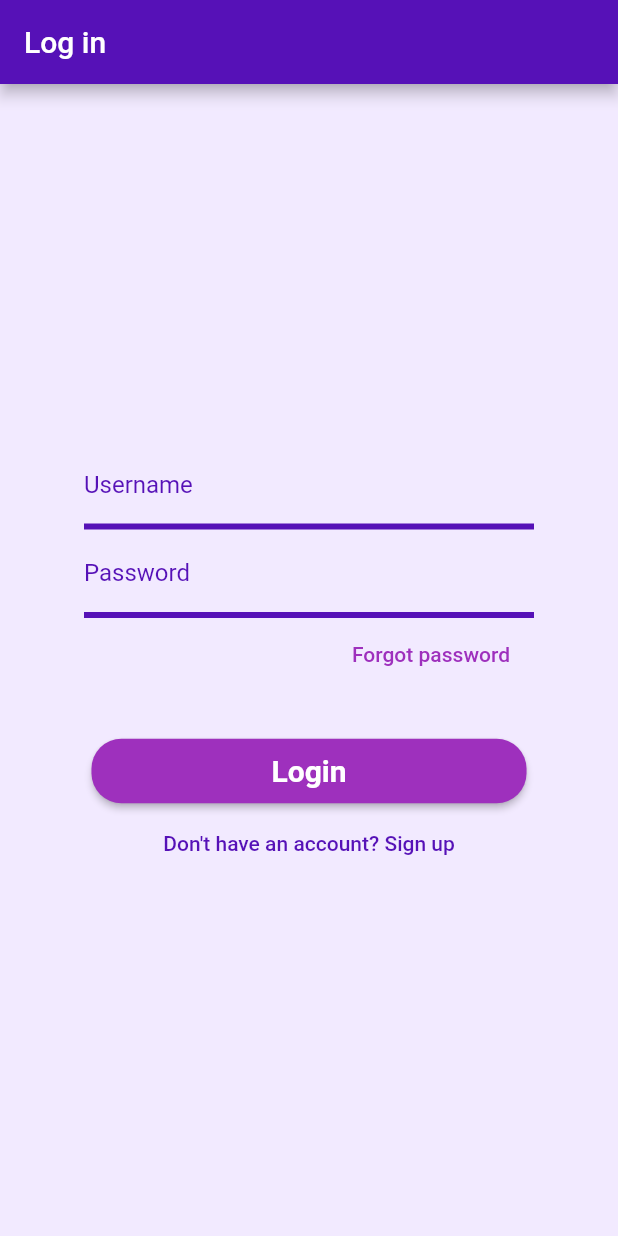
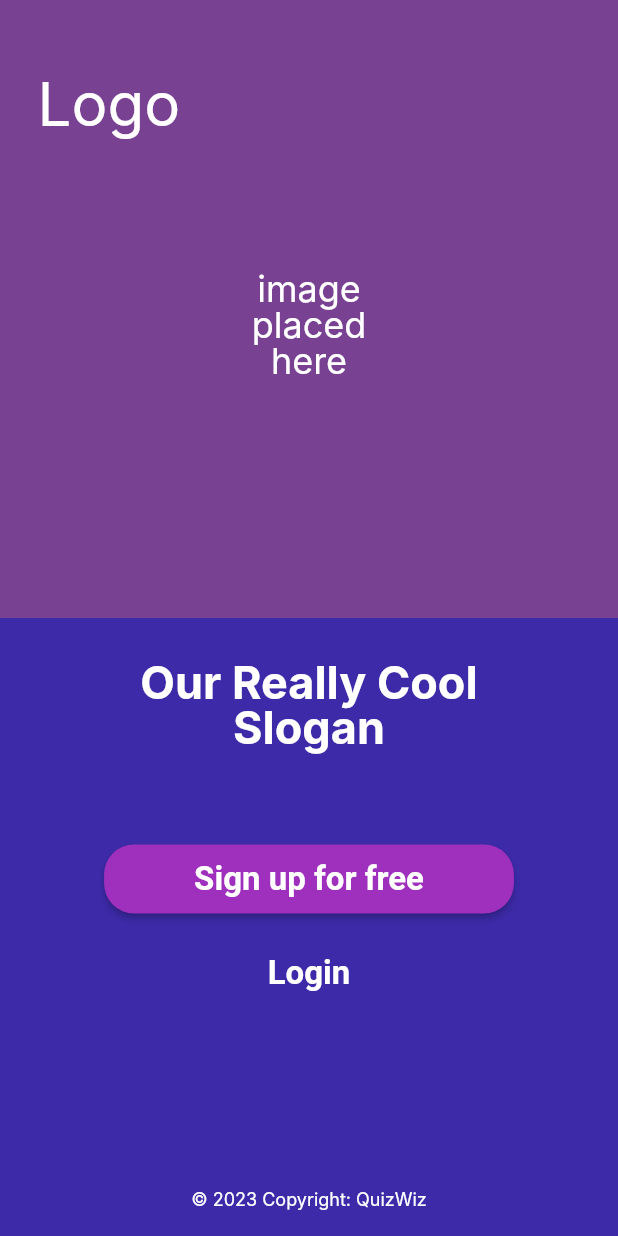
Before and after one commit to Tiffany-P/COP4331FlutterApp, a Flutter app: the screen it shows after launch, on a phone screen of 412 x 824 dp. Run offline on Flutter 3.47's test engine with Material 2 defaults, Android fonts, the phone set to English and light mode, and no system bars; Roboto replaces fonts that are missing (Inter).

Commit message:
Default Page Setup

```diff
--- /dev/null
+++ b/frontend/lib/default.dart
@@ -0,0 +1,126 @@
+import 'package:flutter/material.dart';
+import 'package:quiz_app/login.dart';
+import 'register.dart';
+
+class DefaultPage extends StatelessWidget {
+  @override
+  Widget build(BuildContext context) {
+    double screenHeight = MediaQuery.of(context).size.height / 2;
+
+    return Scaffold(
+      body: Container(
+        decoration: const BoxDecoration (
+          color: Color(0xff3c2aa8),
+        ),
+        child: Column(
+          children: [
+            Container(
+              width: double.infinity,
+              height: screenHeight,
+              decoration: const BoxDecoration (
+                color: Color(0xff784192),
+              ),
+              child: Column(
+                children: [
+                  Container(
+                    // ourlogorsC (4:23)
+                    margin: const EdgeInsets.fromLTRB(0, 0, 0, 90), // adjust later when image included
+                    padding: const EdgeInsets.fromLTRB(25, 52, 0, 0),
+                    child: const Align(
+                      alignment: FractionalOffset.topLeft,
+                    child: Text('Logo', textAlign: TextAlign.left, style: TextStyle(
+                      color: Color.fromRGBO(255, 255, 255, 1),
+                      fontFamily: 'Inter',
+                      fontSize: 40,
+                      letterSpacing: 0 ,
+                      fontWeight: FontWeight.normal,
+                      height: 1
+                    ),
+                    ),
+                    ),
+                  ),
+                  Container(
+                    constraints: const BoxConstraints (
+                      maxWidth: 100,
+                    ),
+                    child: const Text('image placed here',textAlign: TextAlign.center, style: TextStyle(
+                        color: Color.fromRGBO(255, 255, 255, 1),
+                        fontFamily: 'Inter',
+                        fontSize: 24,
+                        letterSpacing: 0,
+                        fontWeight: FontWeight.normal,
+                        height: 1
+                      )
+                    ),
+                  ),
+                ],
+              ),
+            ),
+            const SizedBox(height: 30.0),
+            Container(
+                    constraints: const BoxConstraints (
+                      maxWidth: 300,
+                    ),
+                    child: const Text('Our Really Cool Slogan', textAlign: TextAlign.center, style: TextStyle(
+                        color: Color.fromRGBO(255, 255, 255, 1),
+                        fontFamily: 'Inter',
+                        fontSize: 30,
+                        letterSpacing: 0,
+                        fontWeight: FontWeight.bold,
+                        height: 1
+                      )
+                    ),
+                  ),
+              const SizedBox(height: 60.0),
+            ElevatedButton(
+                onPressed: () {
+                   Navigator.push(
+                    context,
+                    MaterialPageRoute(builder: (context) => RegisterPage()),
+                  );
+                },
+                style: ElevatedButton.styleFrom(
+                    primary: Color.fromARGB(255, 158, 48, 189),
+                    padding:
+                        const EdgeInsets.symmetric(horizontal: 60, vertical: 10),
+                    shape: RoundedRectangleBorder(
+                      borderRadius: BorderRadius.circular(20),
+                    ),
+                    textStyle:
+                        const TextStyle(fontSize: 22, fontWeight: FontWeight.bold)),
+                child: const Text('Sign up for free'),
+              ),
+            const SizedBox(height: 15.0),
+             TextButton(
+                onPressed: () {
+                  Navigator.push(
+                    context,
+                    MaterialPageRoute(builder: (context) => LoginPage()),
+                  );
+                },
+                child: const Text('Login',
+                    style: TextStyle(fontSize: 22, fontWeight: FontWeight.bold, color: Color.fromRGBO(255, 255, 255, 1),)),
+              ),
+              const Expanded(
+                    child: Align(
+                      alignment: FractionalOffset.bottomCenter,
+                      child: Padding(
+                        padding: EdgeInsets.fromLTRB(0, 0, 0, 18),
+                        child: Text('© 2023 Copyright: QuizWiz', style: TextStyle(
+                        color: Color.fromRGBO(255, 255, 255, 1),
+                        fontFamily: 'Inter',
+                        fontSize: 12,
+                        letterSpacing: 0,
+                        fontWeight: FontWeight.normal,
+                        height: 1
+                      ),
+                      ),
+                      ),
+                    ),
+                  )
+          ],
+        ),
+      ),
+    );
+  }
+}
--- a/frontend/lib/login.dart
+++ b/frontend/lib/login.dart
@@ -112,7 +112,7 @@ class LoginPage extends StatelessWidget {
               ),
               Align(
                 alignment: Alignment.centerRight,
-                child: FlatButton(
+                child: TextButton(
                   onPressed: () {
                     // Handle button press
                   },
@@ -137,7 +137,7 @@ class LoginPage extends StatelessWidget {
                         TextStyle(fontSize: 20, fontWeight: FontWeight.bold)),
                 child: Text('Login'),
               ),
-              FlatButton(
+              TextButton(
                 onPressed: () {
                   Navigator.push(
                     context,
--- a/frontend/lib/main.dart
+++ b/frontend/lib/main.dart
@@ -1,5 +1,5 @@
 import 'package:flutter/material.dart';
-import 'login.dart';
+import 'package:quiz_app/default.dart';
 
 void main() {
   runApp(MyApp());
@@ -62,7 +62,7 @@ class MyApp extends StatelessWidget {
         primarySwatch: Colors.blue,
         scaffoldBackgroundColor: Color.fromARGB(255, 242, 234, 255),
       ),
-      home: LoginPage(),
+      home: DefaultPage(),
     );
   }
 }
--- a/frontend/lib/register.dart
+++ b/frontend/lib/register.dart
@@ -164,7 +164,7 @@ class RegisterPage extends StatelessWidget {
                 style: ElevatedButton.styleFrom(
                     primary: Color.fromARGB(255, 158, 48, 189),
                     padding:
-                        EdgeInsets.symmetric(horizontal: 120, vertical: 10),
+                        EdgeInsets.symmetric(horizontal: 114, vertical: 10),
                     shape: RoundedRectangleBorder(
                       borderRadius: BorderRadius.circular(20),
                     ),
@@ -172,7 +172,7 @@ class RegisterPage extends StatelessWidget {
                         TextStyle(fontSize: 20, fontWeight: FontWeight.bold)),
                 child: Text('Sign up'),
               ),
-              FlatButton(
+              TextButton(
                 onPressed: () {
                   Navigator.push(
                     context,
```
Also changed, not shown: 2 other files.
